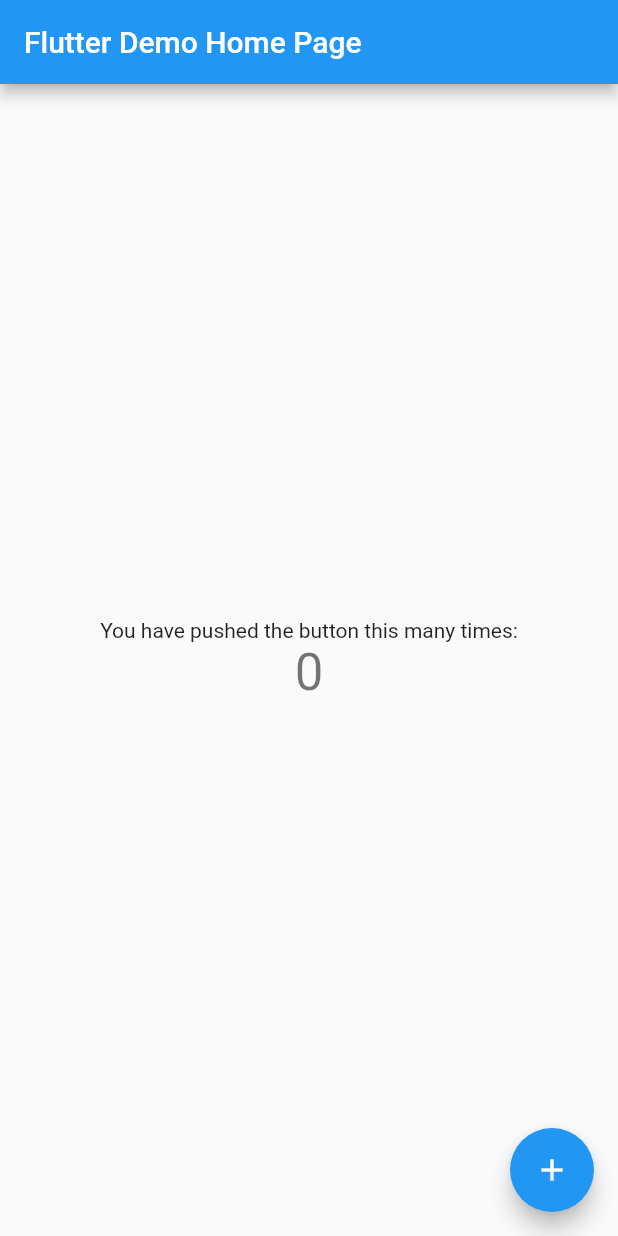
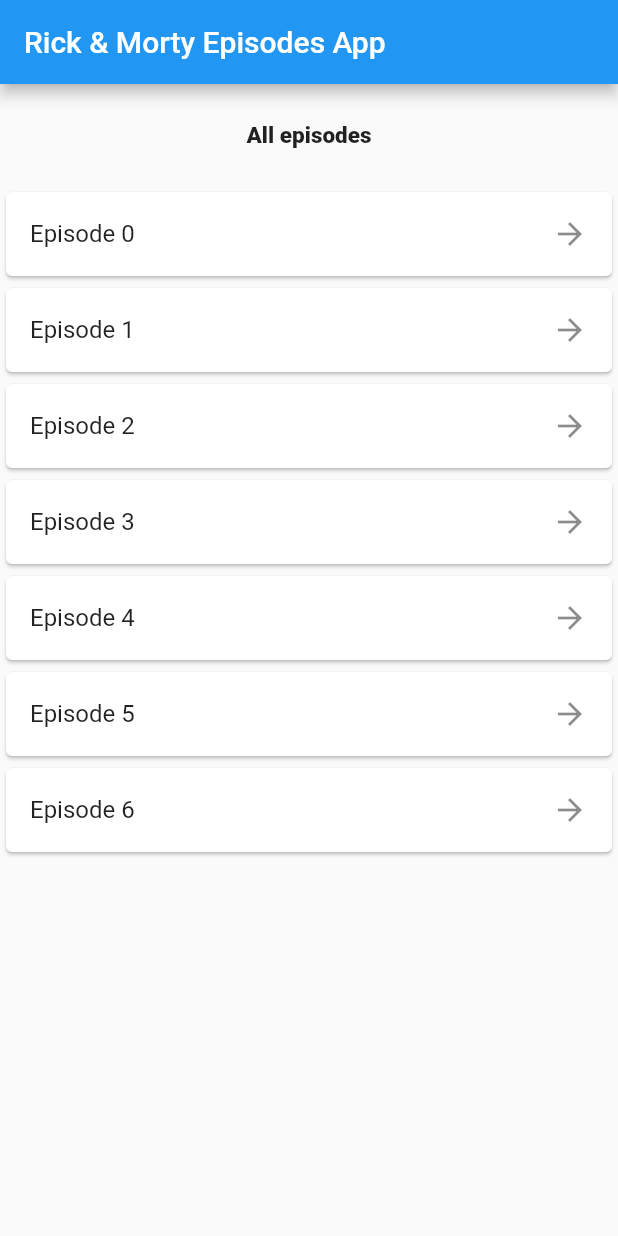
Before and after one commit to sebastianSzarafin/RickAndMortyEpisodesApp, a Flutter app: the screen it shows after launch, on a phone screen of 412 x 824 dp. Run offline on Flutter 3.47's test engine with Material 2 defaults, Android fonts, the light colour scheme and no system bars.

Commit message:
add basic template for listview

```diff
--- a/lib/main.dart
+++ b/lib/main.dart
@@ -1,4 +1,5 @@
 import 'package:flutter/material.dart';
+import 'package:rick_and_morty_episodes_display/pages/episodes_page.dart';
 
 void main() {
   runApp(const MyApp());
@@ -7,109 +8,10 @@
 class MyApp extends StatelessWidget {
   const MyApp({super.key});
 
-  // This widget is the root of your application.
   @override
   Widget build(BuildContext context) {
-    return MaterialApp(
-      title: 'Flutter Demo',
-      theme: ThemeData(
-        // This is the theme of your application.
-        //
-        // Try running your application with "flutter run". You'll see the
-        // application has a blue toolbar. Then, without quitting the app, try
-        // changing the primarySwatch below to Colors.green and then invoke
-        // "hot reload" (press "r" in the console where you ran "flutter run",
-        // or simply save your changes to "hot reload" in a Flutter IDE).
-        // Notice that the counter didn't reset back to zero; the application
-        // is not restarted.
-        primarySwatch: Colors.blue,
-      ),
-      home: const MyHomePage(title: 'Flutter Demo Home Page'),
+    return const MaterialApp(
+      home: EpisodesPage(),
     );
   }
 }
-
-class MyHomePage extends StatefulWidget {
-  const MyHomePage({super.key, required this.title});
-
-  // This widget is the home page of your application. It is stateful, meaning
-  // that it has a State object (defined below) that contains fields that affect
-  // how it looks.
-
-  // This class is the configuration for the state. It holds the values (in this
-  // case the title) provided by the parent (in this case the App widget) and
-  // used by the build method of the State. Fields in a Widget subclass are
-  // always marked "final".
-
-  final String title;
-
-  @override
-  State<MyHomePage> createState() => _MyHomePageState();
-}
-
-class _MyHomePageState extends State<MyHomePage> {
-  int _counter = 0;
-
-  void _incrementCounter() {
-    setState(() {
-      // This call to setState tells the Flutter framework that something has
-      // changed in this State, which causes it to rerun the build method below
-      // so that the display can reflect the updated values. If we changed
-      // _counter without calling setState(), then the build method would not be
-      // called again, and so nothing would appear to happen.
-      _counter++;
-    });
-  }
-
-  @override
-  Widget build(BuildContext context) {
-    // This method is rerun every time setState is called, for instance as done
-    // by the _incrementCounter method above.
-    //
-    // The Flutter framework has been optimized to make rerunning build methods
-    // fast, so that you can just rebuild anything that needs updating rather
-    // than having to individually change instances of widgets.
-    return Scaffold(
-      appBar: AppBar(
-        // Here we take the value from the MyHomePage object that was created by
-        // the App.build method, and use it to set our appbar title.
-        title: Text(widget.title),
-      ),
-      body: Center(
-        // Center is a layout widget. It takes a single child and positions it
-        // in the middle of the parent.
-        child: Column(
-          // Column is also a layout widget. It takes a list of children and
-          // arranges them vertically. By default, it sizes itself to fit its
-          // children horizontally, and tries to be as tall as its parent.
-          //
-          // Invoke "debug painting" (press "p" in the console, choose the
-          // "Toggle Debug Paint" action from the Flutter Inspector in Android
-          // Studio, or the "Toggle Debug Paint" command in Visual Studio Code)
-          // to see the wireframe for each widget.
-          //
-          // Column has various properties to control how it sizes itself and
-          // how it positions its children. Here we use mainAxisAlignment to
-          // center the children vertically; the main axis here is the vertical
-          // axis because Columns are vertical (the cross axis would be
-          // horizontal).
-          mainAxisAlignment: MainAxisAlignment.center,
-          children: <Widget>[
-            const Text(
-              'You have pushed the button this many times:',
-            ),
-            Text(
-              '$_counter',
-              style: Theme.of(context).textTheme.headline4,
-            ),
-          ],
-        ),
-      ),
-      floatingActionButton: FloatingActionButton(
-        onPressed: _incrementCounter,
-        tooltip: 'Increment',
-        child: const Icon(Icons.add),
-      ), // This trailing comma makes auto-formatting nicer for build methods.
-    );
-  }
-}
--- /dev/null
+++ b/lib/pages/episode_page.dart
@@ -0,0 +1,18 @@
+import 'package:flutter/material.dart';
+import 'package:flutter/src/widgets/container.dart';
+import 'package:flutter/src/widgets/framework.dart';
+
+class EpisodePage extends StatelessWidget {
+  const EpisodePage({super.key, required this.id});
+
+  final int id;
+
+  @override
+  Widget build(BuildContext context) {
+    return Scaffold(
+      appBar: AppBar(
+        title: Text('Episode $id'),
+      ),
+    );
+  }
+}
--- /dev/null
+++ b/lib/pages/episodes_page.dart
@@ -0,0 +1,48 @@
+import 'package:flutter/material.dart';
+import 'package:flutter/src/widgets/container.dart';
+import 'package:flutter/src/widgets/framework.dart';
+import 'package:rick_and_morty_episodes_display/pages/episode_page.dart';
+
+class EpisodesPage extends StatefulWidget {
+  const EpisodesPage({super.key});
+
+  @override
+  State<EpisodesPage> createState() => _EpisodesPageState();
+}
+
+class _EpisodesPageState extends State<EpisodesPage> {
+  @override
+  Widget build(BuildContext context) {
+    return Scaffold(
+      appBar: AppBar(
+        title: const Text('Rick & Morty Episodes App'),
+      ),
+      body: Column(
+        children: [
+          const SizedBox(height: 25),
+          const Text(
+            'All episodes',
+            style: TextStyle(fontWeight: FontWeight.w900, fontSize: 15),
+          ),
+          const SizedBox(height: 25),
+          Expanded(
+            child: ListView.builder(
+              itemCount: 7,
+              itemBuilder: ((context, index) => Card(
+                    child: ListTile(
+                      title: Text('Episode $index'),
+                      trailing: const Icon(Icons.arrow_forward),
+                      onTap: () {
+                        Navigator.of(context).push(MaterialPageRoute(
+                          builder: (context) => EpisodePage(id: index),
+                        ));
+                      },
+                    ),
+                  )),
+            ),
+          )
+        ],
+      ),
+    );
+  }
+}
```
Also changed, not shown: 3 other files.
